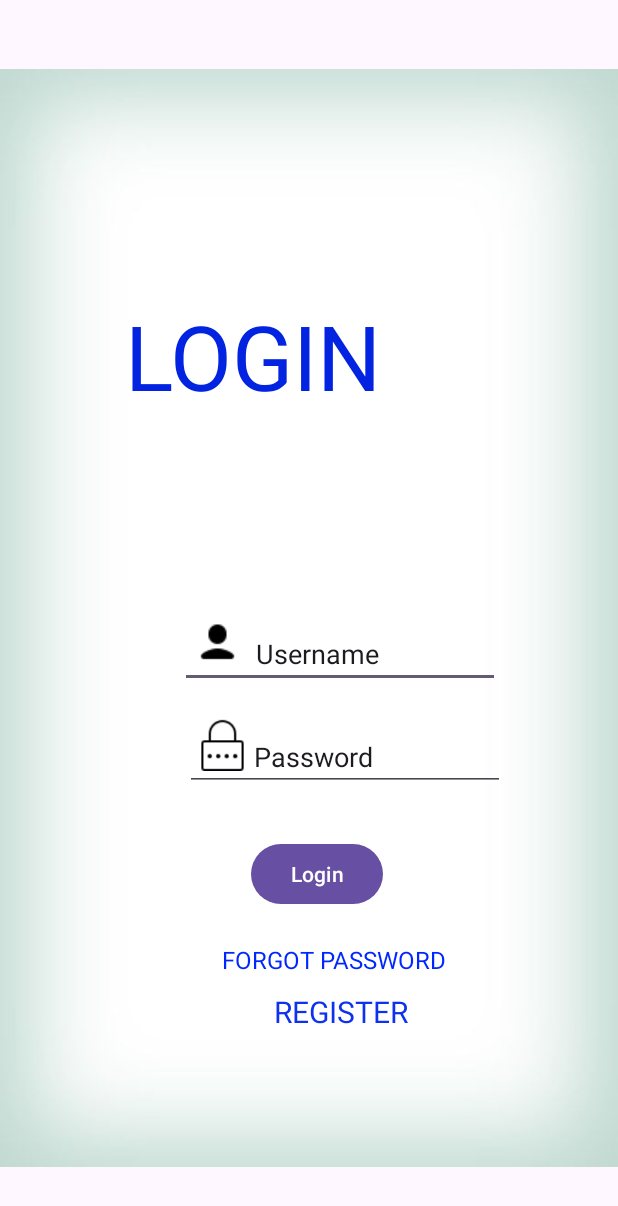
After one commit to TiffanyAmberJacobs/ChronologApp, an Android app: the Login screen opened directly, with no data from a screen before it, on a phone screen of 412 x 824 dp. The commit adds this screen. Shown: the top 1206 px of the screen. Run offline under Robolectric (Android 15) with nearby library versions, the phone set to English and light mode, and no system bars.

Commit message:
Login Page

```diff
--- a/app/src/main/AndroidManifest.xml
+++ b/app/src/main/AndroidManifest.xml
@@ -13,6 +13,9 @@
         android:theme="@style/Theme.ChronologApp"
         tools:targetApi="31">
         <activity
+            android:name=".Login"
+            android:exported="false" />
+        <activity
             android:name=".MainActivity"
             android:exported="true">
             <intent-filter>
--- /dev/null
+++ b/app/src/main/java/com/example/chronologapp/Login.kt
@@ -0,0 +1,20 @@
+package com.example.chronologapp
+
+import android.os.Bundle
+import androidx.activity.enableEdgeToEdge
+import androidx.appcompat.app.AppCompatActivity
+import androidx.core.view.ViewCompat
+import androidx.core.view.WindowInsetsCompat
+
+class Login : AppCompatActivity() {
+    override fun onCreate(savedInstanceState: Bundle?) {
+        super.onCreate(savedInstanceState)
+        enableEdgeToEdge()
+        setContentView(R.layout.activity_login)
+        ViewCompat.setOnApplyWindowInsetsListener(findViewById(R.id.main)) { v, insets ->
+            val systemBars = insets.getInsets(WindowInsetsCompat.Type.systemBars())
+            v.setPadding(systemBars.left, systemBars.top, systemBars.right, systemBars.bottom)
+            insets
+        }
+    }
+}
--- /dev/null
+++ b/app/src/main/res/layout/activity_login.xml
@@ -0,0 +1,113 @@
+<?xml version="1.0" encoding="utf-8"?>
+<androidx.constraintlayout.widget.ConstraintLayout xmlns:android="http://schemas.android.com/apk/res/android"
+    xmlns:app="http://schemas.android.com/apk/res-auto"
+    xmlns:tools="http://schemas.android.com/tools"
+    android:id="@+id/main"
+    android:layout_width="match_parent"
+    android:layout_height="match_parent"
+    tools:context=".Login">
+
+    <ImageView
+        android:id="@+id/imageView"
+        android:layout_width="wrap_content"
+        android:layout_height="wrap_content"
+        app:layout_constraintStart_toStartOf="parent"
+        app:layout_constraintTop_toTopOf="parent"
+        app:srcCompat="@drawable/download__1_" />
+
+    <TextView
+        android:id="@+id/txtLogin"
+        android:layout_width="wrap_content"
+        android:layout_height="wrap_content"
+        android:layout_marginStart="82dp"
+        android:layout_marginTop="151dp"
+        android:layout_marginEnd="81dp"
+        android:layout_marginBottom="152dp"
+        android:text="LOGIN"
+        android:textColor="#0224E1"
+        android:textSize="60sp"
+        app:layout_constraintBottom_toTopOf="@+id/imageView5"
+        app:layout_constraintEnd_toEndOf="@+id/txtPass1"
+        app:layout_constraintStart_toStartOf="parent"
+        app:layout_constraintTop_toTopOf="parent" />
+
+    <EditText
+        android:id="@+id/edtUsername"
+        android:layout_width="wrap_content"
+        android:layout_height="wrap_content"
+        android:layout_marginEnd="3dp"
+        android:layout_marginBottom="23dp"
+        android:ems="10"
+        android:inputType="text"
+        android:text="          Username "
+        app:layout_constraintBottom_toTopOf="@+id/txtPass1"
+        app:layout_constraintEnd_toEndOf="@+id/txtPass1" />
+
+    <ImageView
+        android:id="@+id/imageView4"
+        android:layout_width="wrap_content"
+        android:layout_height="wrap_content"
+        android:layout_marginStart="10dp"
+        app:layout_constraintStart_toStartOf="@+id/edtUsername"
+        app:layout_constraintTop_toTopOf="@+id/edtUsername"
+        app:srcCompat="@drawable/icons8_user_30" />
+
+    <EditText
+        android:id="@+id/txtPass1"
+        android:layout_width="wrap_content"
+        android:layout_height="wrap_content"
+        android:layout_marginEnd="75dp"
+        android:layout_marginBottom="31dp"
+        android:ems="10"
+        android:inputType="text"
+        android:text="         Password"
+        app:layout_constraintBottom_toTopOf="@+id/btnLogin2"
+        app:layout_constraintEnd_toEndOf="parent" />
+
+    <ImageView
+        android:id="@+id/imageView5"
+        android:layout_width="35dp"
+        android:layout_height="0dp"
+        android:layout_marginStart="7dp"
+        android:layout_marginTop="16dp"
+        android:layout_marginBottom="9dp"
+        app:layout_constraintBottom_toBottomOf="@+id/txtPass1"
+        app:layout_constraintStart_toStartOf="@+id/txtPass1"
+        app:layout_constraintTop_toBottomOf="@+id/edtUsername"
+        app:srcCompat="@drawable/icons8_password_50" />
+
+    <Button
+        android:id="@+id/btnLogin2"
+        android:layout_width="wrap_content"
+        android:layout_height="wrap_content"
+        android:layout_marginStart="19dp"
+        android:layout_marginBottom="22dp"
+        android:text="Login"
+        app:layout_constraintBottom_toTopOf="@+id/txtForgotPass"
+        app:layout_constraintStart_toStartOf="@+id/txtForgotPass" />
+
+    <TextView
+        android:id="@+id/txtForgotPass"
+        android:layout_width="wrap_content"
+        android:layout_height="wrap_content"
+        android:layout_marginEnd="114dp"
+        android:layout_marginBottom="173dp"
+        android:text="FORGOT PASSWORD"
+        android:textColor="#0027FF"
+        android:textSize="16sp"
+        app:layout_constraintBottom_toBottomOf="parent"
+        app:layout_constraintEnd_toEndOf="parent" />
+
+    <TextView
+        android:id="@+id/txtReg"
+        android:layout_width="wrap_content"
+        android:layout_height="wrap_content"
+        android:layout_marginTop="10dp"
+        android:layout_marginEnd="26dp"
+        android:text="REGISTER"
+        android:textColor="#0E30EF"
+        android:textSize="20sp"
+        app:layout_constraintEnd_toEndOf="@+id/txtForgotPass"
+        app:layout_constraintTop_toBottomOf="@+id/txtForgotPass" />
+
+</androidx.constraintlayout.widget.ConstraintLayout>
--- a/app/src/main/res/layout/activity_main.xml
+++ b/app/src/main/res/layout/activity_main.xml
@@ -9,34 +9,44 @@
 
     <ImageView
         android:id="@+id/imageView3"
-        android:layout_width="408dp"
-        android:layout_height="731dp"
-        app:srcCompat="@drawable/download__1_"
-        tools:layout_editor_absoluteX="1dp"
-        tools:layout_editor_absoluteY="0dp" />
+        android:layout_width="0dp"
+        android:layout_height="0dp"
+        android:layout_marginStart="1dp"
+        android:layout_marginEnd="1dp"
+        app:layout_constraintBottom_toBottomOf="parent"
+        app:layout_constraintEnd_toEndOf="parent"
+        app:layout_constraintStart_toStartOf="parent"
+        app:layout_constraintTop_toTopOf="parent"
+        app:srcCompat="@drawable/download__1_" />
 
     <ImageView
         android:id="@+id/imageView2"
         android:layout_width="wrap_content"
         android:layout_height="wrap_content"
-        app:srcCompat="@drawable/modern_technology_clock_logo_removebg_preview"
-        tools:layout_editor_absoluteX="16dp"
-        tools:layout_editor_absoluteY="-31dp" />
+        android:layout_marginStart="16dp"
+        android:layout_marginBottom="261dp"
+        app:layout_constraintBottom_toBottomOf="parent"
+        app:layout_constraintStart_toStartOf="parent"
+        app:srcCompat="@drawable/modern_technology_clock_logo_removebg_preview" />
 
     <Button
-        android:id="@+id/btnLogin"
+        android:id="@+id/btnLogin1"
         android:layout_width="wrap_content"
         android:layout_height="wrap_content"
+        android:layout_marginStart="3dp"
+        android:layout_marginBottom="13dp"
         android:text="Login"
-        tools:layout_editor_absoluteX="158dp"
-        tools:layout_editor_absoluteY="409dp" />
+        app:layout_constraintBottom_toBottomOf="@+id/imageView2"
+        app:layout_constraintStart_toStartOf="@+id/btnRegister" />
 
     <Button
         android:id="@+id/btnRegister"
         android:layout_width="wrap_content"
         android:layout_height="wrap_content"
+        android:layout_marginTop="27dp"
         android:text="Register"
-        tools:layout_editor_absoluteX="155dp"
-        tools:layout_editor_absoluteY="497dp" />
+        app:layout_constraintEnd_toEndOf="parent"
+        app:layout_constraintStart_toStartOf="parent"
+        app:layout_constraintTop_toBottomOf="@+id/imageView2" />
 
 </androidx.constraintlayout.widget.ConstraintLayout>
```
Also changed, not shown: app/src/main/res/drawable/icons8_password_50.png (added), app/src/main/res/drawable/icons8_user_30.png (added).
